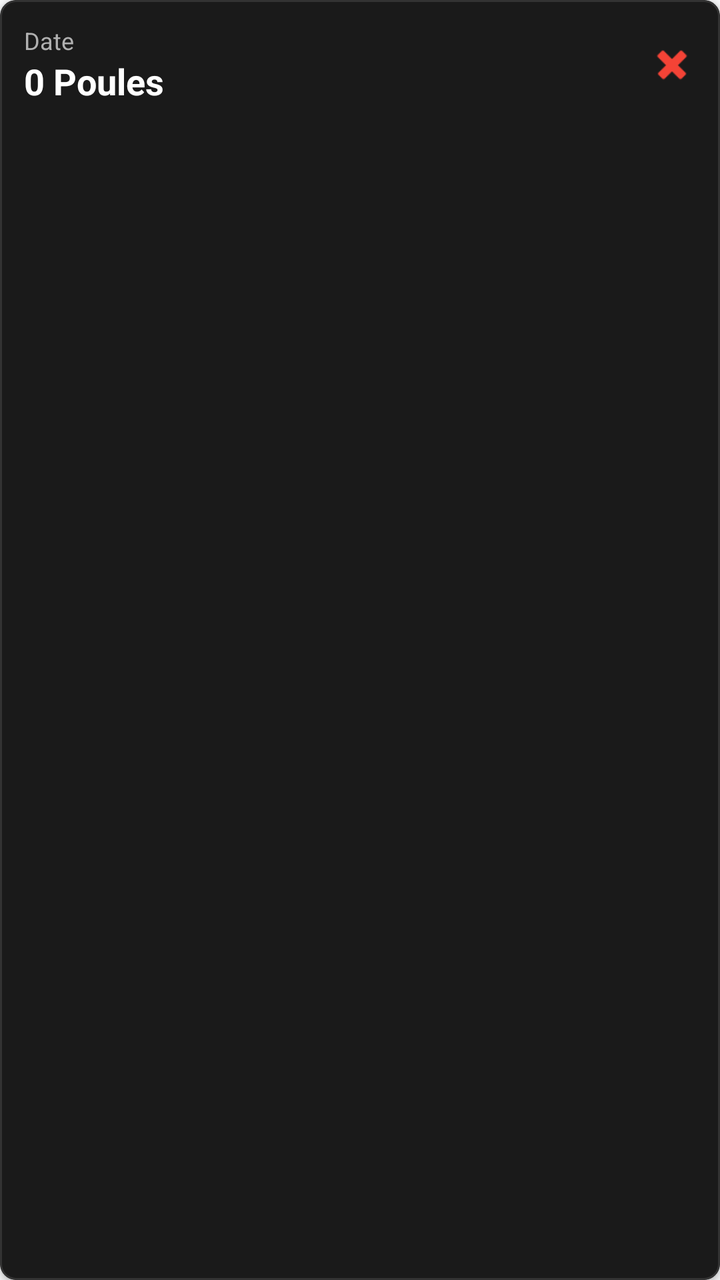
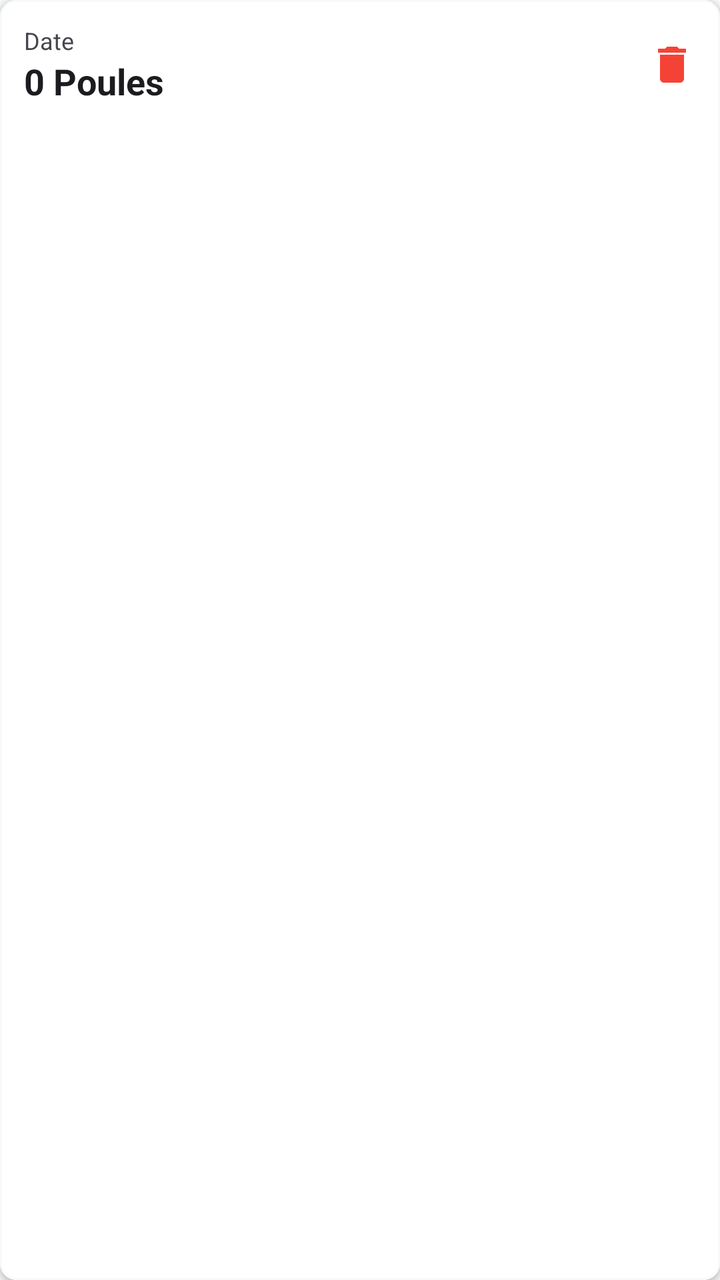

The first picture is an Android layout as it rendered before a commit; the second is the same layout after the commit. The layout source and the unified diff follow.
<!-- AndroidManifest.xml: application theme Theme.Poulailler_copilot -->
<!-- res/layout/item_mortality.xml -->
<?xml version="1.0" encoding="utf-8"?>
<com.google.android.material.card.MaterialCardView xmlns:android="http://schemas.android.com/apk/res/android"
    xmlns:app="http://schemas.android.com/apk/res-auto"
    android:layout_width="match_parent"
    android:layout_height="wrap_content"
    android:layout_marginBottom="8dp"
    app:cardBackgroundColor="#1A1A1A"
    app:cardCornerRadius="8dp"
    app:strokeColor="#333333"
    app:strokeWidth="1dp">

    <LinearLayout
        android:layout_width="match_parent"
        android:layout_height="wrap_content"
        android:orientation="horizontal"
        android:padding="12dp"
        android:gravity="center_vertical">

        <LinearLayout
            android:layout_width="0dp"
            android:layout_height="wrap_content"
            android:layout_weight="1"
            android:orientation="vertical">

            <TextView
                android:id="@+id/tvDate"
                android:layout_width="wrap_content"
                android:layout_height="wrap_content"
                android:textColor="#B0B0B0"
                android:textSize="12sp"
                android:text="Date"/>

            <TextView
                android:id="@+id/tvCount"
                android:layout_width="wrap_content"
                android:layout_height="wrap_content"
                android:textColor="@color/white"
                android:textSize="18sp"
                android:textStyle="bold"
                android:text="0 Poules"/>

            <TextView
                android:id="@+id/tvCause"
                android:layout_width="wrap_content"
                android:layout_height="wrap_content"
                android:textColor="#F44336"
                android:textSize="14sp"
                android:textStyle="italic"
                android:text="Cause"
                android:visibility="gone"/>
        </LinearLayout>

        <ImageView
            android:layout_width="24dp"
            android:layout_height="24dp"
            android:src="@android:drawable/ic_delete"
            app:tint="#F44336"
            android:contentDescription="Icône perte" />

    </LinearLayout>
</com.google.android.material.card.MaterialCardView>
<!-- resources referenced by this layout -->
<resources>
  <color name="white">#FFFFFFFF</color>
  <style name="Theme.Poulailler_copilot" parent="Theme.MaterialComponents.DayNight.NoActionBar">
          
          <item name="colorPrimary">@color/primary</item>
          <item name="colorPrimaryVariant">@color/primary_variant</item>
          <item name="colorOnPrimary">@color/white</item>
  
          
          <item name="colorSecondary">@color/secondary</item>
          <item name="colorSecondaryVariant">@color/secondary_variant</item>
          <item name="colorOnSecondary">@color/white</item>
  
          
          <item name="android:windowBackground">@color/background</item>
          <item name="colorSurface">@color/surface</item>
          <item name="colorOnSurface">@color/text_primary</item>
          <item name="colorOnSurfaceVariant">@color/text_secondary</item>
  
          
          <item name="android:textColorPrimary">@color/text_primary</item>
          <item name="android:textColorSecondary">@color/text_secondary</item>
  
          
          <item name="android:statusBarColor">?attr/colorPrimaryVariant</item>
  
          
          <item name="materialCardViewStyle">@style/Widget.App.CardView</item>
          <item name="shapeAppearanceLargeComponent">@style/ShapeAppearance.App.LargeComponent</item>
  
          
          <item name="materialAlertDialogTheme">@style/ThemeOverlay.App.MaterialAlertDialog</item>
          <item name="alertDialogTheme">@style/ThemeOverlay.App.MaterialAlertDialog</item>
      </style>
  <color name="primary">#006D3A</color>
  <color name="primary_variant">#004D22</color>
  <color name="secondary">#43A047</color>
  <color name="secondary_variant">#2E7D32</color>
  <color name="background">@color/off_white</color>
  <color name="surface">#FFFFFF</color>
  <color name="text_primary">#1C1B1F</color>
  <color name="text_secondary">#49454F</color>
  <style name="Widget.App.CardView" parent="Widget.MaterialComponents.CardView">
          <item name="cardElevation">2dp</item>
          <item name="cardCornerRadius">16dp</item>
          <item name="cardBackgroundColor">@color/surface</item>
          <item name="strokeWidth">0dp</item>
      </style>
  <style name="ShapeAppearance.App.LargeComponent" parent="ShapeAppearance.MaterialComponents.LargeComponent">
          <item name="cornerFamily">rounded</item>
          <item name="cornerSize">16dp</item>
      </style>
  <style name="ThemeOverlay.App.MaterialAlertDialog" parent="ThemeOverlay.MaterialComponents.MaterialAlertDialog">
          <item name="colorSurface">@color/surface</item>
          <item name="colorOnSurface">@color/text_primary</item>
          <item name="android:textColorPrimary">@color/text_primary</item>
      </style>
  <color name="off_white">#F8F9FA</color>
</resources>

<!-- the commit's change to res/layout/item_mortality.xml (unified diff, before → after) -->
@@ -4,9 +4,9 @@
     android:layout_width="match_parent"
     android:layout_height="wrap_content"
     android:layout_marginBottom="8dp"
-    app:cardBackgroundColor="#1A1A1A"
+    app:cardBackgroundColor="@color/surface"
     app:cardCornerRadius="8dp"
-    app:strokeColor="#333333"
+    app:strokeColor="@color/off_white"
     app:strokeWidth="1dp">
 
     <LinearLayout
@@ -26,7 +26,7 @@
                 android:id="@+id/tvDate"
                 android:layout_width="wrap_content"
                 android:layout_height="wrap_content"
-                android:textColor="#B0B0B0"
+                android:textColor="@color/text_secondary"
                 android:textSize="12sp"
                 android:text="Date"/>
 
@@ -34,7 +34,7 @@
                 android:id="@+id/tvCount"
                 android:layout_width="wrap_content"
                 android:layout_height="wrap_content"
-                android:textColor="@color/white"
+                android:textColor="@color/text_primary"
                 android:textSize="18sp"
                 android:textStyle="bold"
                 android:text="0 Poules"/>
@@ -53,7 +53,7 @@
         <ImageView
             android:layout_width="24dp"
             android:layout_height="24dp"
-            android:src="@android:drawable/ic_delete"
+            android:src="@drawable/ic_delete"
             app:tint="#F44336"
             android:contentDescription="Icône perte" />
 
<!-- resource entries referenced after the edit -->
@@ -41,6 +41,16 @@
   <color name="surface">#FFFFFF</color>
   <color name="text_primary">#1C1B1F</color>
   <color name="text_secondary">#49454F</color>
+  <!-- drawable ic_delete (drawable) -->
+  <vector xmlns:android="http://schemas.android.com/apk/res/android"
+      android:width="24dp"
+      android:height="24dp"
+      android:viewportWidth="24"
+      android:viewportHeight="24">
+      <path
+          android:fillColor="#000000"
+          android:pathData="M6,19c0,1.1 0.9,2 2,2h8c1.1,0 2,-0.9 2,-2V7H6V19z M19,4h-3.5l-1,-1h-5l-1,1H5v2h14V4z"/>
+  </vector>
   <style name="Widget.App.CardView" parent="Widget.MaterialComponents.CardView">
           <item name="cardElevation">2dp</item>
           <item name="cardCornerRadius">16dp</item>
